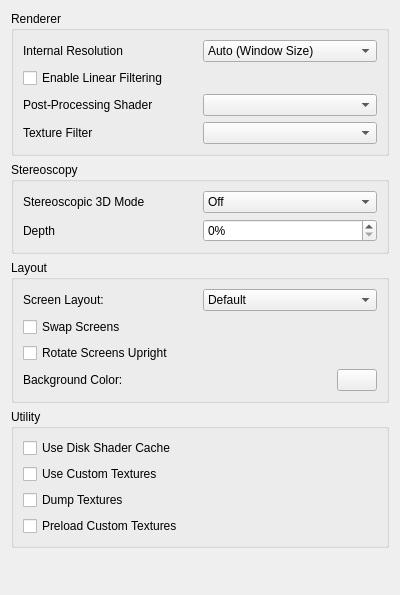
Above: src/citra_qt/configuration/configure_enhancements.ui from lbbboy/citra before the change. Below: the same form after it.
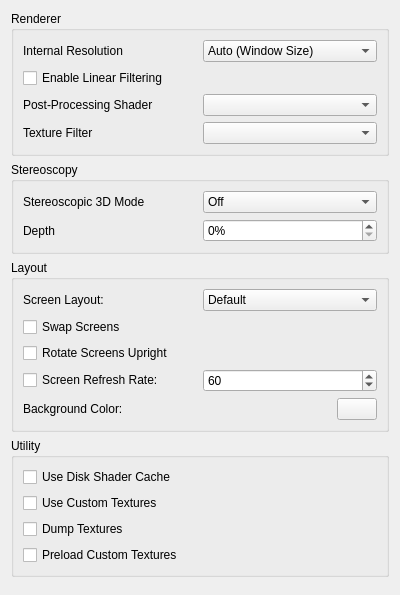
That is the form after the change.

Commit message: vvanelslande's screen refresh rate setting

```diff
--- a/src/citra_qt/configuration/configure_enhancements.ui
+++ b/src/citra_qt/configuration/configure_enhancements.ui
@@ -265,6 +265,30 @@
         </property>
        </widget>
       </item>
+      <item>
+       <layout class="QHBoxLayout" name="horizontalLayout_9">
+        <item>
+         <widget class="QCheckBox" name="custom_refresh_rate">
+          <property name="text">
+           <string>Screen Refresh Rate:</string>
+          </property>
+         </widget>
+        </item>
+        <item>
+         <widget class="QSpinBox" name="screen_refresh_rate">
+          <property name="minimum">
+           <number>1</number>
+          </property>
+          <property name="maximum">
+           <number>999</number>
+          </property>
+          <property name="value">
+           <number>60</number>
+          </property>
+         </widget>
+        </item>
+       </layout>
+      </item>
       <item>
        <layout class="QHBoxLayout" name="horizontalLayout_6">
         <item>
```
The commit also changes 4 other files.
